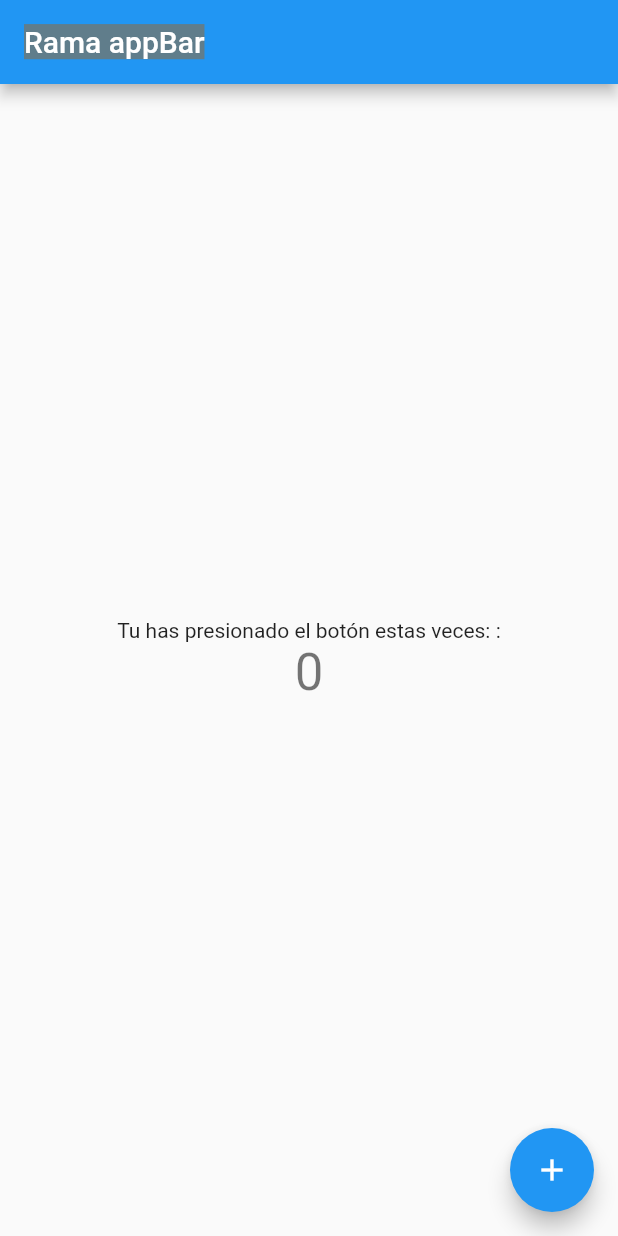
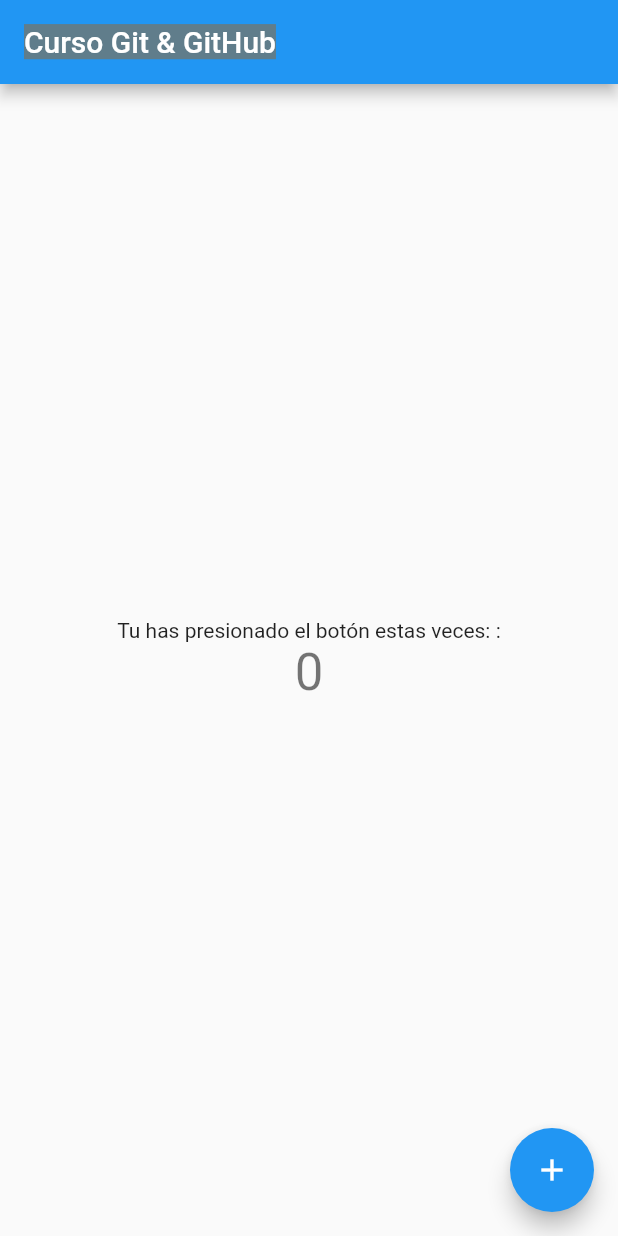
Before and after one commit to spartanfenix/Git_GitHub, a Flutter app: the screen it shows after launch, on a phone screen of 412 x 824 dp. Run offline on Flutter 3.47's test engine with Material 2 defaults, Android fonts, the phone set to English and light mode, and no system bars.

Commit message:
se cambio el titulo del appBar (Curso Git & GitHub)

```diff
--- a/lib/main.dart
+++ b/lib/main.dart
@@ -13,7 +13,7 @@ class MyApp extends StatelessWidget {
       theme: ThemeData(
         primarySwatch: Colors.blue,
       ),
-      home: MyHomePage(title: 'Rama appBar'),
+      home: MyHomePage(title: 'Curso Git & GitHub'),
     );
   }
 }
```
